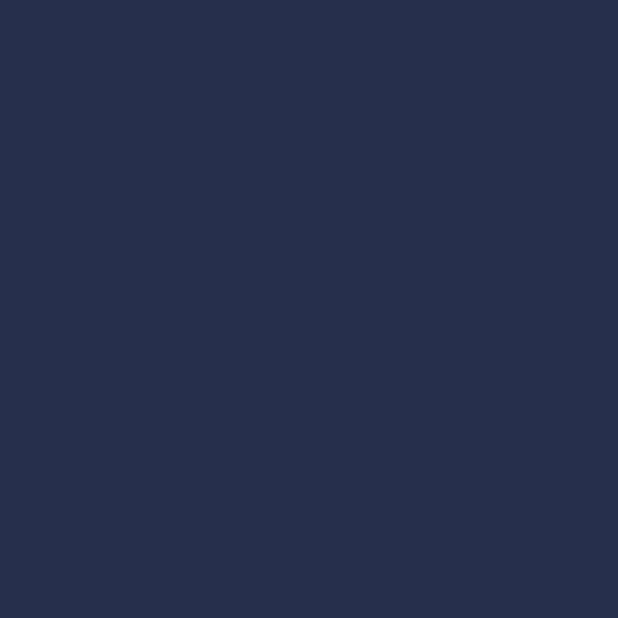
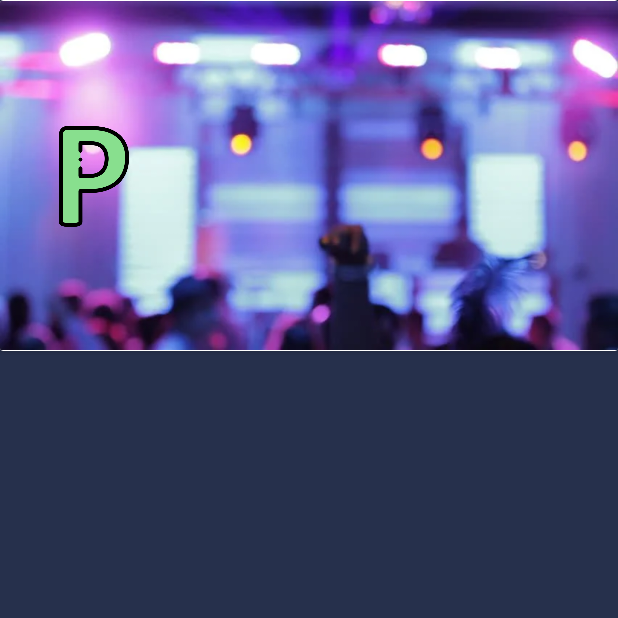
Before and after one commit to sleepysng/evenager, an Android app: the EventDetail screen opened directly, with no data from a screen before it, on a phone screen of 412 x 824 dp, the top half of it. Before the commit the part shown is empty. Run offline under Robolectric (Android 15) with nearby library versions, the phone set to English and light mode, and no system bars; 1 statement that could not run was skipped.

Commit message:
Changed Layout in EventDetail

```diff
--- a/app/src/main/java/com/example/eventeger/EventDetail.java
+++ b/app/src/main/java/com/example/eventeger/EventDetail.java
@@ -16,19 +16,19 @@ public class EventDetail extends AppCompatActivity {
     String s1, s2;
     int myImage;
 
+    // TODO: Fix Error
+
     @Override
     protected void onCreate(@Nullable Bundle savedInstanceState) {
         super.onCreate(savedInstanceState);
         setContentView(R.layout.activity_event_detail);
 
-        mainImageView = findViewById(R.id.eventImage);
+        mainImageView = findViewById(R.id.eventKind);
         title = findViewById(R.id.eventTopic);
         description = findViewById(R.id.eventDescp);
 
         getData();
         setData();
-
-
     }
 
     private void getData() {
@@ -38,19 +38,15 @@ public class EventDetail extends AppCompatActivity {
             s2 = getIntent().getStringExtra("s2");
             myImage = getIntent().getIntExtra("myImage", 1);
 
+        } else {
+            Toast.makeText(this, "No data", Toast.LENGTH_SHORT).show();
+        }
 
-
-    }else
-
-    {
-        Toast.makeText(this, "No data", Toast.LENGTH_SHORT).show();
     }
 
-}
-
-    private void setData(){
-title.setText(s1);
-description.setText(s2);
+    private void setData() {
+        title.setText(s1);
+        description.setText(s2);
         mainImageView.setImageResource(myImage);
     }
 
--- a/app/src/main/res/layout/activity_event_detail.xml
+++ b/app/src/main/res/layout/activity_event_detail.xml
@@ -7,53 +7,71 @@
     android:background="#26304C"
     tools:context=".EventDetail">
 
+    <androidx.cardview.widget.CardView
+        android:id="@+id/cardView"
+        android:layout_width="match_parent"
+        android:layout_height="wrap_content"
+        app:layout_constraintEnd_toEndOf="parent"
+        app:layout_constraintStart_toStartOf="parent"
+        app:layout_constraintTop_toTopOf="parent">
+
+        <androidx.constraintlayout.widget.ConstraintLayout
+            android:layout_width="match_parent"
+            android:layout_height="match_parent">
+
             <ImageView
-        android:id="@+id/eventImage"
-        android:layout_width="160dp"
-        android:layout_height="160dp"
-        android:layout_marginStart="117dp"
-        android:layout_marginTop="67dp"
-        android:layout_marginEnd="118dp"
-        android:layout_marginBottom="615dp"
-        app:layout_constraintBottom_toBottomOf="parent"
+                android:id="@+id/imageView"
+                android:layout_width="match_parent"
+                android:layout_height="234dp"
                 app:layout_constraintEnd_toEndOf="parent"
                 app:layout_constraintStart_toStartOf="parent"
                 app:layout_constraintTop_toTopOf="parent"
-        app:srcCompat="@drawable/montebrille" />
+                app:srcCompat="@drawable/img" />
+
+            <ImageView
+                android:id="@+id/eventImage"
+                android:layout_width="73dp"
+                android:layout_height="67dp"
+                android:layout_marginStart="16dp"
+                android:layout_marginTop="84dp"
+                android:layout_marginEnd="22dp"
+                app:layout_constraintEnd_toStartOf="@+id/eventTopic"
+                app:layout_constraintStart_toStartOf="@+id/imageView"
+                app:layout_constraintTop_toTopOf="parent"
+                app:srcCompat="@drawable/p" />
 
             <TextView
                 android:id="@+id/eventTopic"
                 android:layout_width="148dp"
                 android:layout_height="40dp"
-        android:layout_marginStart="122dp"
-        android:layout_marginTop="14dp"
-        android:layout_marginEnd="123dp"
-        android:layout_marginBottom="504dp"
+                android:layout_marginStart="131dp"
+                android:layout_marginTop="96dp"
+                android:layout_marginEnd="132dp"
                 android:text="TextView"
                 android:textAlignment="center"
                 android:textSize="24sp"
                 android:textStyle="bold"
-        app:layout_constraintBottom_toBottomOf="parent"
-        app:layout_constraintEnd_toEndOf="parent"
-        app:layout_constraintStart_toStartOf="parent"
-        app:layout_constraintTop_toBottomOf="@+id/detailImage" />
+                app:layout_constraintEnd_toEndOf="@+id/imageView"
+                app:layout_constraintHorizontal_bias="0.0"
+                app:layout_constraintStart_toStartOf="@+id/imageView"
+                app:layout_constraintTop_toTopOf="@+id/imageView" />
+
+        </androidx.constraintlayout.widget.ConstraintLayout>
+    </androidx.cardview.widget.CardView>
 
     <TextView
         android:id="@+id/eventDescp"
-        android:layout_width="250dp"
-        android:layout_height="130dp"
+        android:layout_width="272dp"
+        android:layout_height="156dp"
         android:layout_marginStart="72dp"
-        android:layout_marginTop="7dp"
+        android:layout_marginTop="64dp"
         android:layout_marginEnd="73dp"
-        android:layout_marginBottom="418dp"
         android:text="TextView"
         android:textAlignment="center"
         android:textSize="14sp"
-        app:layout_constraintBottom_toBottomOf="parent"
         app:layout_constraintEnd_toEndOf="parent"
         app:layout_constraintStart_toStartOf="parent"
-        app:layout_constraintTop_toBottomOf="@+id/eventTopic"
-        app:layout_constraintVertical_bias="0.0" />
+        app:layout_constraintTop_toBottomOf="@+id/cardView" />
 
 
 </androidx.constraintlayout.widget.ConstraintLayout>
```
Also changed, not shown: app/src/main/res/drawable/img.png (added). Lines whose indentation alone changed are shown as unchanged.
